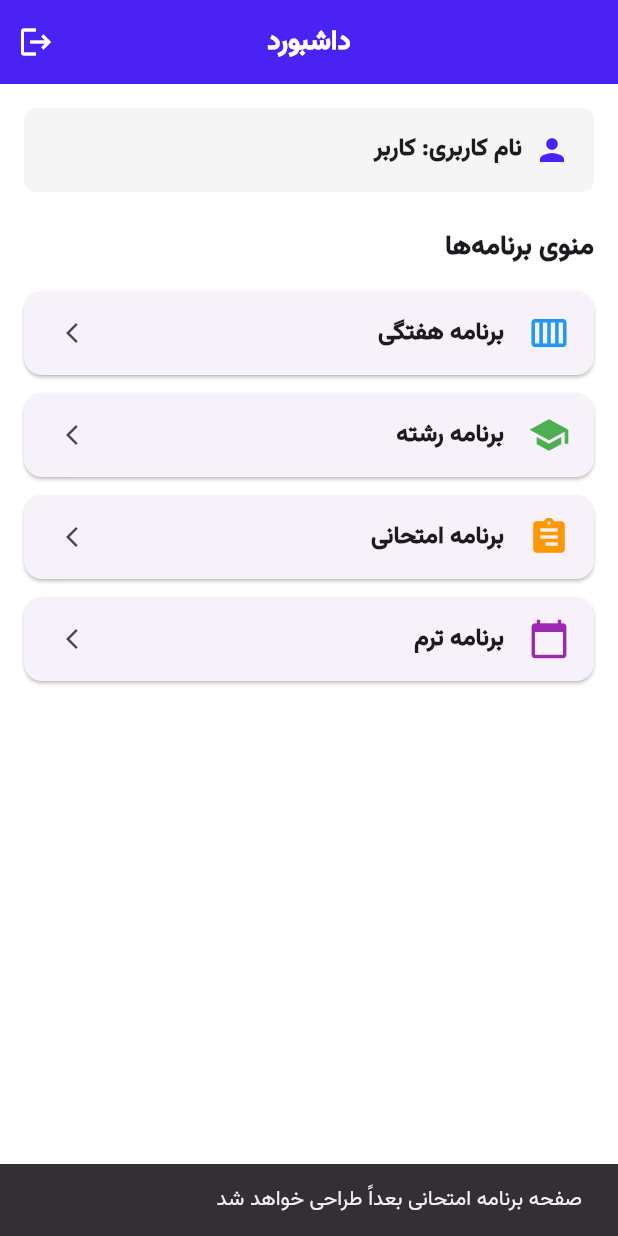
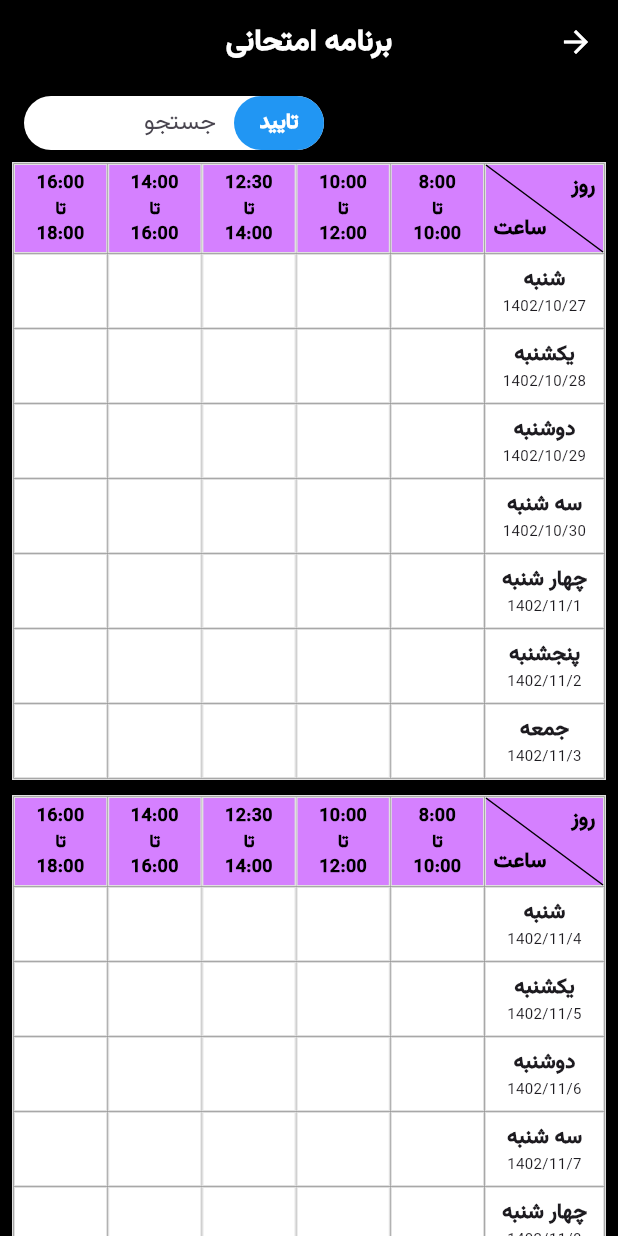
Before and after one commit to Sobhankhedry/Student-Helper-UI, a Flutter app: the screen it shows after launch, after a tap on "ورود", after a tap on "برنامه امتحانی", on a phone screen of 412 x 824 dp. Run offline on Flutter 3.47's test engine with Material 3 defaults, Android fonts, the phone set to English and light mode, and no system bars.

Commit message:
new page called exam schedule page has been creted

```diff
--- a/lib/dashboard_page.dart
+++ b/lib/dashboard_page.dart
@@ -2,6 +2,7 @@ import 'package:flutter/material.dart';
 import 'login_page.dart';
 import 'weekly_schedule_page.dart';
 import 'term_schedule_page.dart';
+import 'exam_schedule_page.dart';
 
 class SimpleDashboard extends StatelessWidget {
   final String username;
@@ -163,6 +164,11 @@ class SimpleDashboard extends StatelessWidget {
         context,
         MaterialPageRoute(builder: (context) => const SchedulePage()),
       );
+    } else if (pageName == 'برنامه امتحانی') {
+      Navigator.push(
+        context,
+        MaterialPageRoute(builder: (context) => const ExamSchedulePage()),
+      );
     } else {
       ScaffoldMessenger.of(context).showSnackBar(
         SnackBar(
--- /dev/null
+++ b/lib/exam_schedule_page.dart
@@ -0,0 +1,362 @@
+import 'package:flutter/material.dart';
+
+class ExamSchedulePage extends StatefulWidget {
+  const ExamSchedulePage({super.key});
+
+  @override
+  State<ExamSchedulePage> createState() => _ExamSchedulePageState();
+}
+
+class _ExamSchedulePageState extends State<ExamSchedulePage> {
+  @override
+  Widget build(BuildContext context) {
+    return Directionality(
+      textDirection: TextDirection.rtl,
+      child: Scaffold(
+        backgroundColor: Colors.black,
+        appBar: AppBar(
+          title: Text(
+            'برنامه امتحانی',
+            style: TextStyle(
+              color: Colors.white,
+              fontSize: 20,
+              fontWeight: FontWeight.bold,
+              fontFamily: 'Vazir',
+            ),
+          ),
+          centerTitle: true,
+          backgroundColor: Colors.black,
+          elevation: 0,
+          leading: IconButton(
+            icon: const Icon(Icons.arrow_back, color: Colors.white),
+            onPressed: () => Navigator.pop(context),
+          ),
+        ),
+        body: SafeArea(
+          child: Column(
+            children: [
+              _buildHeader(),
+              Expanded(
+                child: SingleChildScrollView(
+                  child: Column(
+                    children: [
+                      _buildScheduleTable(firstWeek: true),
+                      const SizedBox(height: 10),
+                      _buildScheduleTable(firstWeek: false),
+                    ],
+                  ),
+                ),
+              ),
+            ],
+          ),
+        ),
+      ),
+    );
+  }
+
+  Widget _buildHeader() {
+    return Container(
+      padding: const EdgeInsets.symmetric(horizontal: 16, vertical: 8),
+      color: Colors.black,
+      child: Column(
+        children: [
+          Row(
+            children: [
+              const Spacer(),
+              // Original search box without border
+              Container(
+                width: 200,
+                height: 36,
+                decoration: BoxDecoration(
+                  color: Colors.white,
+                  borderRadius: BorderRadius.circular(20),
+                ),
+                child: Row(
+                  children: [
+                    Container(
+                      width: 60,
+                      height: 36,
+                      decoration: BoxDecoration(
+                        color: Colors.blue,
+                        borderRadius: BorderRadius.circular(20),
+                      ),
+                      child: const Center(
+                        child: Text(
+                          'تایید',
+                          style: TextStyle(
+                            color: Colors.white,
+                            fontWeight: FontWeight.bold,
+                            fontFamily: 'Vazir',
+                          ),
+                        ),
+                      ),
+                    ),
+                    Expanded(
+                      child: Padding(
+                        padding: EdgeInsets.symmetric(horizontal: 8),
+                        child: TextField(
+                          textAlign: TextAlign.right,
+                          decoration: InputDecoration(
+                            hintText: 'جستجو',
+                            border: OutlineInputBorder(
+                              borderSide: BorderSide(color: Colors.white),
+                              borderRadius: BorderRadius.circular(20),
+                            ),
+                            enabledBorder: OutlineInputBorder(
+                              borderSide: BorderSide(color: Colors.white),
+                              borderRadius: BorderRadius.circular(20),
+                            ),
+                            focusedBorder: OutlineInputBorder(
+                              borderSide: BorderSide(color: Colors.white),
+                              borderRadius: BorderRadius.circular(20),
+                            ),
+                            contentPadding: EdgeInsets.zero,
+                          ),
+                        ),
+                      ),
+                    ),
+                  ],
+                ),
+              ),
+            ],
+          ),
+        ],
+      ),
+    );
+  }
+
+  /**
+   * Builds a schedule table for a week
+   *
+   * @param firstWeek Boolean flag indicating if this is the first week
+   * @return A widget containing the schedule table
+   */
+  Widget _buildScheduleTable({required bool firstWeek}) {
+    final List<String> days =
+        firstWeek
+            ? [
+              'شنبه',
+              'یکشنبه',
+              'دوشنبه',
+              'سه شنبه',
+              'چهار شنبه',
+              'پنجشنبه',
+              'جمعه',
+            ]
+            : [
+              'شنبه',
+              'یکشنبه',
+              'دوشنبه',
+              'سه شنبه',
+              'چهار شنبه',
+              'پنجشنبه',
+              'جمعه',
+            ];
+
+    final List<String> dates =
+        firstWeek
+            ? [
+              '1402/10/27',
+              '1402/10/28',
+              '1402/10/29',
+              '1402/10/30',
+              '1402/11/1',
+              '1402/11/2',
+              '1402/11/3',
+            ]
+            : [
+              '1402/11/4',
+              '1402/11/5',
+              '1402/11/6',
+              '1402/11/7',
+              '1402/11/8',
+              '1402/11/9',
+              '1402/11/10',
+            ];
+
+    return Container(
+      margin: const EdgeInsets.symmetric(horizontal: 8),
+      decoration: BoxDecoration(
+        border: Border.all(color: Colors.grey.shade300),
+      ),
+      child: Column(
+        children: [
+          // Header row with time slots
+          _buildHeaderRow(),
+
+          // Day rows
+          for (int i = 0; i < days.length; i++) _buildDayRow(days[i], dates[i]),
+        ],
+      ),
+    );
+  }
+
+  /**
+   * Builds the header row with time slots
+   *
+   * @return A widget containing the header row
+   */
+  Widget _buildHeaderRow() {
+    // Correct purple color from the image
+    const Color headerColor = Color(0xFFD580FF);
+    return Row(
+      children: [
+        // Day/Time corner cell
+        Container(
+          width: 80,
+          height: 60,
+          decoration: BoxDecoration(
+            color: headerColor,
+            border: Border.all(color: Colors.grey.shade300),
+          ),
+          child: Stack(
+            children: [
+              const Positioned(
+                top: 5,
+                right: 5,
+                child: Text(
+                  'روز',
+                  style: TextStyle(
+                    color: Colors.black,
+                    fontWeight: FontWeight.bold,
+                    fontFamily: 'Vazir',
+                  ),
+                ),
+              ),
+              const Positioned(
+                bottom: 5,
+                left: 5,
+                child: Text(
+                  'ساعت',
+                  style: TextStyle(
+                    color: Colors.black,
+                    fontWeight: FontWeight.bold,
+                    fontFamily: 'Vazir',
+                  ),
+                ),
+              ),
+              Positioned(
+                top: 0,
+                left: 0,
+                right: 0,
+                bottom: 0,
+                child: CustomPaint(painter: DiagonalLinePainter()),
+              ),
+            ],
+          ),
+        ),
+
+        // Time slot headers
+        _buildTimeSlotHeader('8:00\nتا\n10:00', headerColor),
+        _buildTimeSlotHeader('10:00\nتا\n12:00', headerColor),
+        _buildTimeSlotHeader('12:30\nتا\n14:00', headerColor),
+        _buildTimeSlotHeader('14:00\nتا\n16:00', headerColor),
+        _buildTimeSlotHeader('16:00\nتا\n18:00', headerColor),
+      ],
+    );
+  }
+
+  /**
+   * Builds a time slot header cell
+   *
+   * @param timeText The text to display in the cell
+   * @param backgroundColor The background color of the cell
+   * @return A widget containing the time slot header
+   */
+  Widget _buildTimeSlotHeader(String timeText, Color backgroundColor) {
+    return Expanded(
+      child: Container(
+        height: 60,
+        decoration: BoxDecoration(
+          color: backgroundColor,
+          border: Border.all(color: Colors.grey.shade300),
+        ),
+        child: Center(
+          child: Text(
+            timeText,
+            textAlign: TextAlign.center,
+            style: const TextStyle(
+              fontSize: 12,
+              fontWeight: FontWeight.bold,
+              color: Colors.black,
+              fontFamily: 'Vazir',
+            ),
+          ),
+        ),
+      ),
+    );
+  }
+
+  /**
+   * Builds a day row with empty time slots
+   *
+   * @param day The name of the day
+   * @param date The date string
+   * @return A widget containing the day row
+   */
+  Widget _buildDayRow(String day, String date) {
+    return Row(
+      children: [
+        // Day cell
+        Container(
+          width: 80,
+          height: 50,
+          decoration: BoxDecoration(
+            color: Colors.white,
+            border: Border.all(color: Colors.grey.shade300),
+          ),
+          child: Column(
+            mainAxisAlignment: MainAxisAlignment.center,
+            children: [
+              Text(
+                day,
+                style: const TextStyle(
+                  fontWeight: FontWeight.bold,
+                  fontSize: 14,
+                  fontFamily: 'Vazir',
+                ),
+              ),
+              Text(
+                date,
+                style: const TextStyle(fontSize: 10, fontFamily: 'Vazir'),
+              ),
+            ],
+          ),
+        ),
+
+        // Time slots for this day (empty cells)
+        for (int i = 0; i < 5; i++)
+          Expanded(
+            child: Container(
+              height: 50,
+              decoration: BoxDecoration(
+                color: Colors.white,
+                border: Border.all(color: Colors.grey.shade300),
+              ),
+            ),
+          ),
+      ],
+    );
+  }
+}
+
+/**
+ * DiagonalLinePainter
+ *
+ * A custom painter that draws a diagonal line from top-left to bottom-right.
+ * Used in the day/time corner cell of the schedule table.
+ */
+class DiagonalLinePainter extends CustomPainter {
+  @override
+  void paint(Canvas canvas, Size size) {
+    final paint =
+        Paint()
+          ..color = Colors.black
+          ..strokeWidth = 1;
+
+    canvas.drawLine(const Offset(0, 0), Offset(size.width, size.height), paint);
+  }
+
+  @override
+  bool shouldRepaint(covariant CustomPainter oldDelegate) => false;
+}
```
